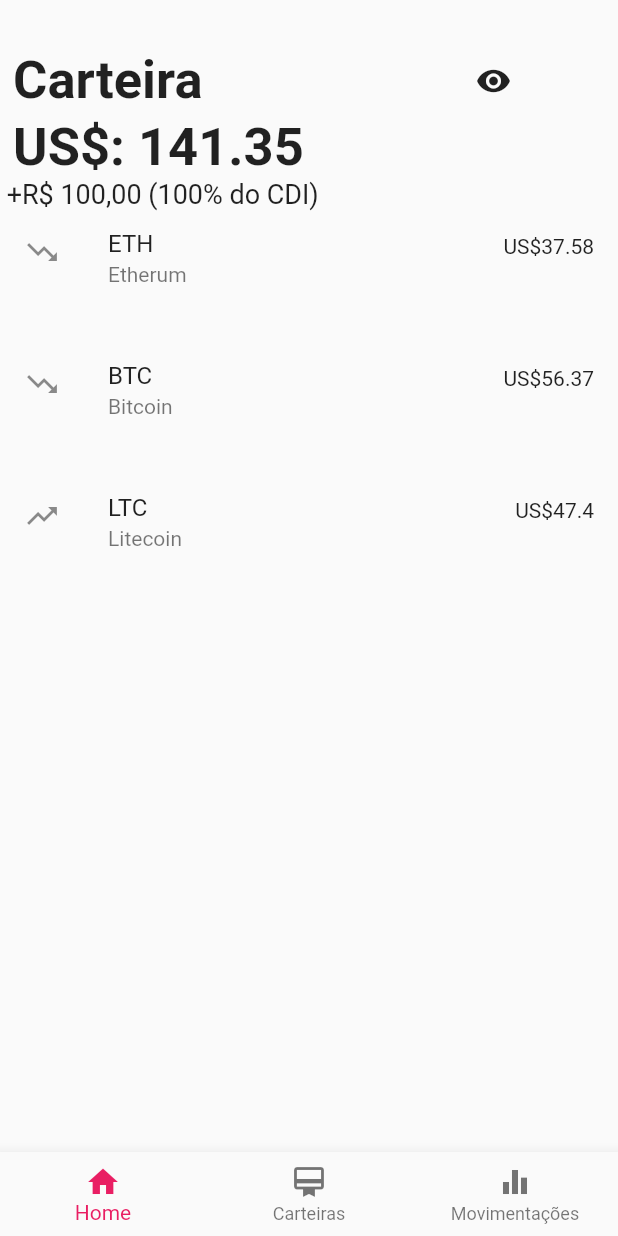
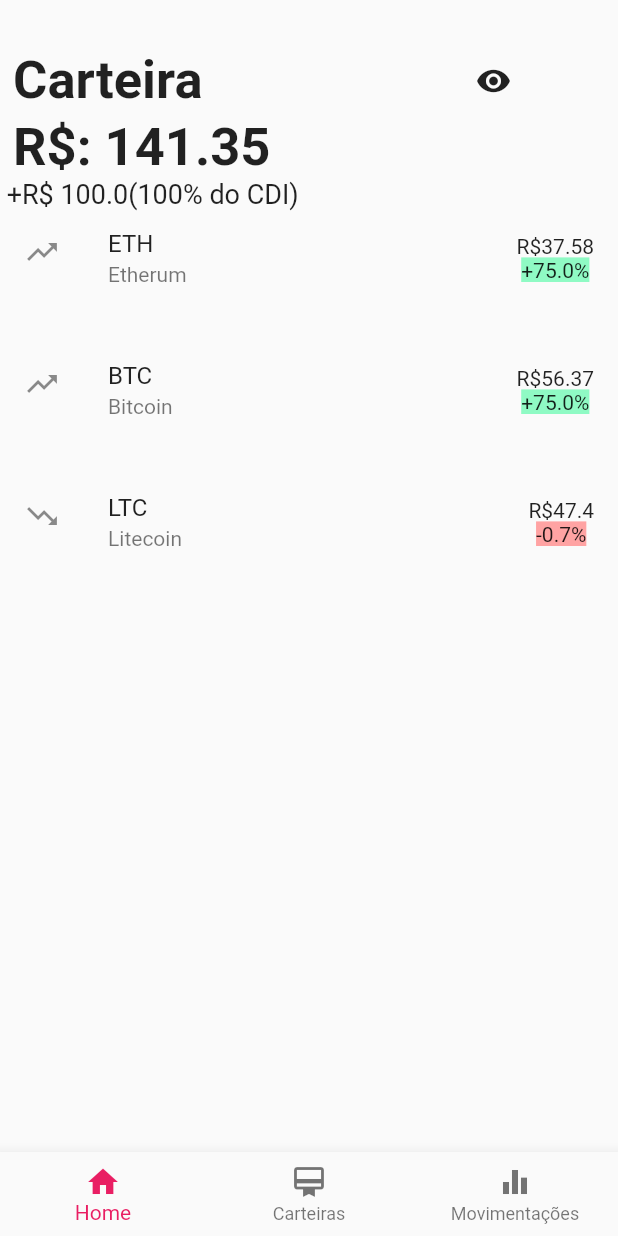
Before and after one commit to edueilert/FlutterWarren, a Flutter app: the screen it shows after launch, after a tap on the "visibility off" icon, on a phone screen of 412 x 824 dp. Run offline on Flutter 3.47's test engine with Material 2 defaults, Android fonts, the phone set to English and light mode, and no system bars; missing offline and left inert: dart:html.

Commit message:
2º commit

```diff
--- a/lib/main.dart
+++ b/lib/main.dart
@@ -1,3 +1,5 @@
+import 'dart:html';
+
 import 'package:flutter/material.dart';
 
 void main() => runApp(MyApp());
@@ -11,11 +13,14 @@ class MyApp extends StatelessWidget {
   }
 }
 
-var long2 = double.parse('- - -');
 bool selected = false;
 double valorETH = 0;
 double valorBTC = 0;
 double valorLTC = 0;
+double CDI = 0;
+double variacaoETH = 0;
+double variacaoBTC = 0;
+double variacaoLTC = 0;
 double valorCarteira = valorETH + valorBTC + valorLTC;
 
 class MyHomePage2 extends StatefulWidget {
@@ -25,17 +30,32 @@ class MyHomePage2 extends StatefulWidget {
   State<MyHomePage2> createState() => MyHomePage();
 }
 
-ocultar({double ETH = 37.58, double BTC = 56.37, double LTC = 47.40}) {
+ocultar(
+    {double ETH = 37.58,
+    double BTC = 56.37,
+    double LTC = 47.40,
+    double vETH = 75,
+    double vBTC = 75,
+    double vLTC = 0.7,
+    double sCDI = 100}) {
   if (selected == true) {
     valorETH = ETH;
     valorBTC = BTC;
     valorLTC = LTC;
+    CDI = sCDI;
     valorCarteira = ETH + BTC + LTC;
+    variacaoETH = vETH;
+    variacaoBTC = vBTC;
+    variacaoLTC = vLTC;
   } else {
     valorCarteira = 0;
     valorBTC = 0;
     valorETH = 0;
     valorLTC = 0;
+    variacaoETH = 0;
+    variacaoBTC = 0;
+    variacaoLTC = 0;
+    CDI = 0;
   }
 }
 
@@ -66,7 +86,6 @@ class MyHomePage extends State<MyHomePage2> {
                 onPressed: () {
                   setState(() {
                     selected = !selected;
-                    print(selected);
                     ocultar();
                   });
                 },
@@ -76,35 +95,59 @@ class MyHomePage extends State<MyHomePage2> {
           Align(
               alignment: Alignment.bottomLeft,
               child: Text(
-                ' US\$: ' + valorCarteira.toString(),
+                ' R\$: ' + valorCarteira.toString(),
                 style: TextStyle(fontSize: 35, fontWeight: FontWeight.bold),
               )),
           Align(
               alignment: Alignment.bottomLeft,
               child: Text(
-                ' +R\$ 100,00 (100% do CDI)',
+                ' +R\$ ' + CDI.toString() + '(100% do CDI)',
                 style: TextStyle(fontSize: 18),
               )),
           ListTile(
             title: Text('ETH'),
             isThreeLine: true,
             subtitle: Text('Etherum'),
-            leading: Icon(Icons.trending_down),
-            trailing: Text('US\$' + valorETH.toString()),
+            leading: Icon(Icons.trending_up),
+            trailing: Column(
+              children: [
+                Text('R\$' + valorETH.toString()),
+                Text("+" + variacaoETH.toString() + "%",
+                    style: TextStyle(
+                      backgroundColor: Color.fromARGB(255, 143, 250, 196),
+                    )),
+              ],
+            ),
           ),
           ListTile(
             title: Text('BTC'),
             isThreeLine: true,
             subtitle: Text('Bitcoin'),
-            leading: Icon(Icons.trending_down),
-            trailing: Text('US\$' + valorBTC.toString()),
+            leading: Icon(Icons.trending_up),
+            trailing: Column(
+              children: [
+                Text('R\$' + valorBTC.toString()),
+                Text("+" + variacaoBTC.toString() + "%",
+                    style: TextStyle(
+                      backgroundColor: Color.fromARGB(255, 143, 250, 196),
+                    )),
+              ],
+            ),
           ),
           ListTile(
             title: Text('LTC'),
             isThreeLine: true,
             subtitle: Text('Litecoin'),
-            leading: Icon(Icons.trending_up),
-            trailing: Text('US\$' + valorLTC.toString()),
+            leading: Icon(Icons.trending_down),
+            trailing: Column(
+              children: [
+                Text('R\$' + valorLTC.toString()),
+                Text("-" + variacaoLTC.toString() + "%",
+                    style: TextStyle(
+                      backgroundColor: Color.fromARGB(255, 255, 163, 163),
+                    )),
+              ],
+            ),
           ),
         ],
       ),
```
